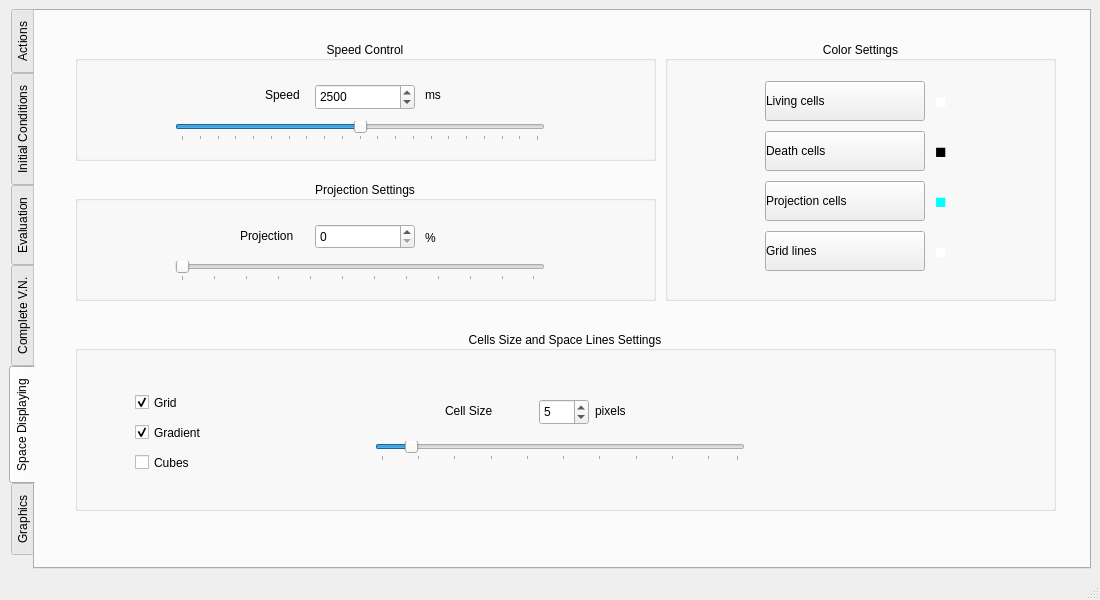
Before: the Qt Designer form src/mainwindow.ui in eerick1997/vNCASimulator, drawn with Qt 5.
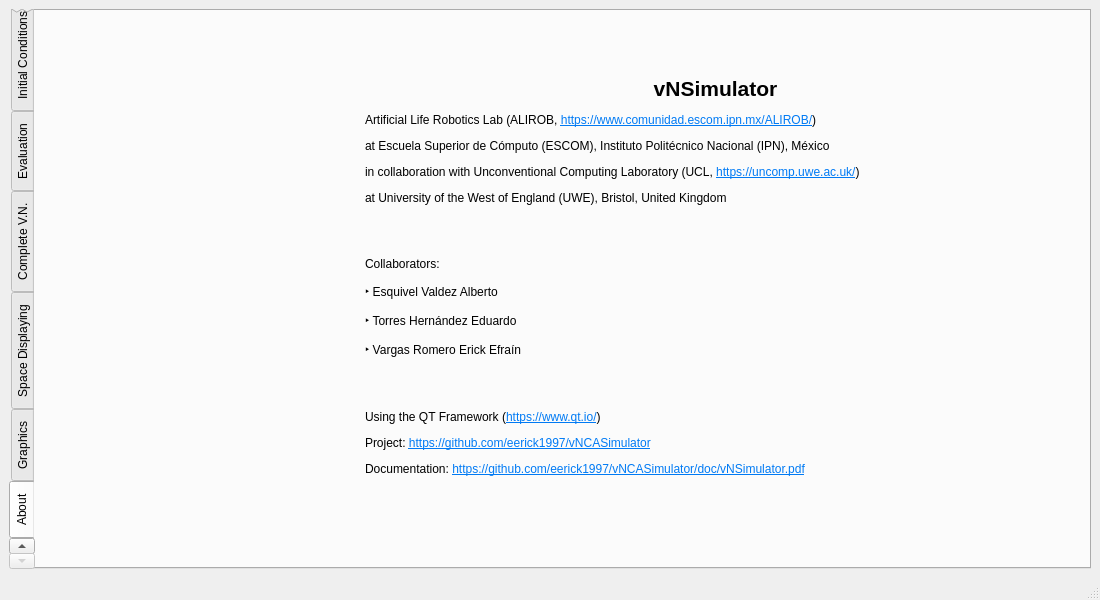
After: the same form once the commit is applied. Icons and pictures are not drawn.

Commit message: Added About tabpage

Patch:
```diff
--- a/src/mainwindow.ui
+++ b/src/mainwindow.ui
@@ -36,7 +36,7 @@
        <enum>QTabWidget::West</enum>
       </property>
       <property name="currentIndex">
-       <number>4</number>
+       <number>6</number>
       </property>
       <widget class="QWidget" name="tab_actions">
        <attribute name="title">
@@ -5357,6 +5357,81 @@
         </item>
        </layout>
       </widget>
+      <widget class="QWidget" name="tab_2">
+       <attribute name="title">
+        <string>About</string>
+       </attribute>
+       <widget class="QLabel" name="label_3">
+        <property name="geometry">
+         <rect>
+          <x>330</x>
+          <y>10</y>
+          <width>701</width>
+          <height>511</height>
+         </rect>
+        </property>
+        <property name="text">
+         <string>&lt;html&gt;&lt;head/&gt;&lt;body&gt;&lt;p align=&quot;center&quot;&gt;&lt;span style=&quot; font-size:16pt; font-weight:600;&quot;&gt;vNSimulator&lt;/span&gt;&lt;/p&gt;&lt;p&gt;Artificial Life Robotics Lab (ALIROB, &lt;a href=&quot;https://www.comunidad.escom.ipn.mx/ALIROB/&quot;&gt;&lt;span style=&quot; text-decoration: underline; color:#007af4;&quot;&gt;https://www.comunidad.escom.ipn.mx/ALIROB/&lt;/span&gt;&lt;/a&gt;)&lt;/p&gt;&lt;p&gt;at Escuela Superior de Cómputo (ESCOM), Instituto Politécnico Nacional (IPN), México &lt;/p&gt;&lt;p&gt;in collaboration with Unconventional Computing Laboratory (UCL, &lt;a href=&quot;https://uncomp.uwe.ac.uk/&quot;&gt;&lt;span style=&quot; text-decoration: underline; color:#007af4;&quot;&gt;https://uncomp.uwe.ac.uk/&lt;/span&gt;&lt;/a&gt;) &lt;/p&gt;&lt;p&gt;at University of the West of England (UWE), Bristol, United Kingdom &lt;/p&gt;&lt;p&gt;&lt;br/&gt;&lt;/p&gt;&lt;p&gt;Collaborators:&lt;/p&gt;&lt;p&gt;‣ Esquivel Valdez Alberto&lt;/p&gt;&lt;p&gt;‣ Torres Hernández Eduardo&lt;/p&gt;&lt;p&gt;‣ Vargas Romero Erick Efraín&lt;/p&gt;&lt;p&gt;&lt;br/&gt;&lt;/p&gt;&lt;p&gt;Using the QT Framework (&lt;a href=&quot;https://www.qt.io/&quot;&gt;&lt;span style=&quot; text-decoration: underline; color:#007af4;&quot;&gt;https://www.qt.io/&lt;/span&gt;&lt;/a&gt;)&lt;/p&gt;&lt;p&gt;Project: &lt;a href=&quot;https://github.com/eerick1997/vNCASimulator&quot;&gt;&lt;span style=&quot; text-decoration: underline; color:#007af4;&quot;&gt;https://github.com/eerick1997/vNCASimulator&lt;/span&gt;&lt;/a&gt;&lt;/p&gt;&lt;p&gt;Documentation: &lt;a href=&quot;https://github.com/eerick1997/vNCASimulator&quot;&gt;&lt;span style=&quot; text-decoration: underline; color:#007af4;&quot;&gt;https://github.com/eerick1997/vNCASimulator/doc/vNSimulator.pdf&lt;/span&gt;&lt;/a&gt;&lt;/p&gt;&lt;/body&gt;&lt;/html&gt;</string>
+        </property>
+       </widget>
+       <widget class="QLabel" name="label_4">
+        <property name="geometry">
+         <rect>
+          <x>30</x>
+          <y>190</y>
+          <width>240</width>
+          <height>150</height>
+         </rect>
+        </property>
+        <property name="text">
+         <string/>
+        </property>
+        <property name="pixmap">
+         <pixmap>../res/img/ESCOM.png</pixmap>
+        </property>
+        <property name="scaledContents">
+         <bool>true</bool>
+        </property>
+       </widget>
+       <widget class="QLabel" name="label_5">
+        <property name="geometry">
+         <rect>
+          <x>30</x>
+          <y>370</y>
+          <width>250</width>
+          <height>140</height>
+         </rect>
+        </property>
+        <property name="text">
+         <string/>
+        </property>
+        <property name="pixmap">
+         <pixmap>../res/img/UWE.png</pixmap>
+        </property>
+        <property name="scaledContents">
+         <bool>true</bool>
+        </property>
+       </widget>
+       <widget class="QLabel" name="label_6">
+        <property name="geometry">
+         <rect>
+          <x>40</x>
+          <y>20</y>
+          <width>240</width>
+          <height>150</height>
+         </rect>
+        </property>
+        <property name="text">
+         <string/>
+        </property>
+        <property name="pixmap">
+         <pixmap>../res/img/ESCOM.png</pixmap>
+        </property>
+        <property name="scaledContents">
+         <bool>true</bool>
+        </property>
+       </widget>
+      </widget>
      </widget>
     </item>
    </layout>
```
Left out of the diff: 10 changed lines with no effect on the pictures. The commit also changes 3 other files.
